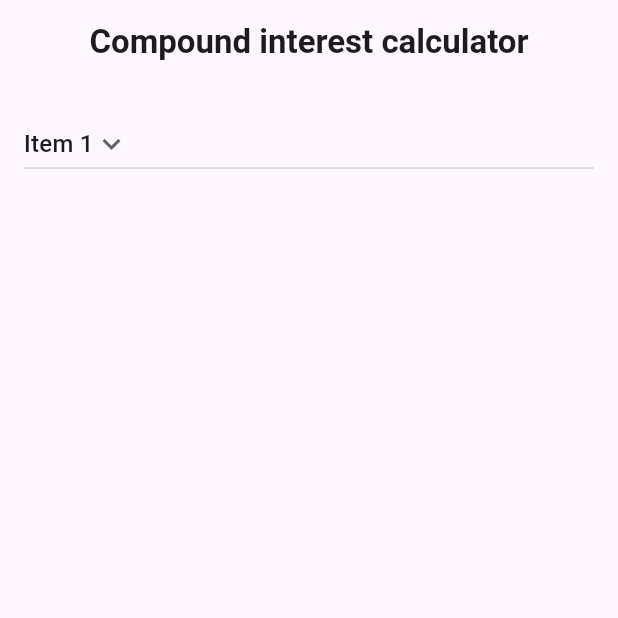
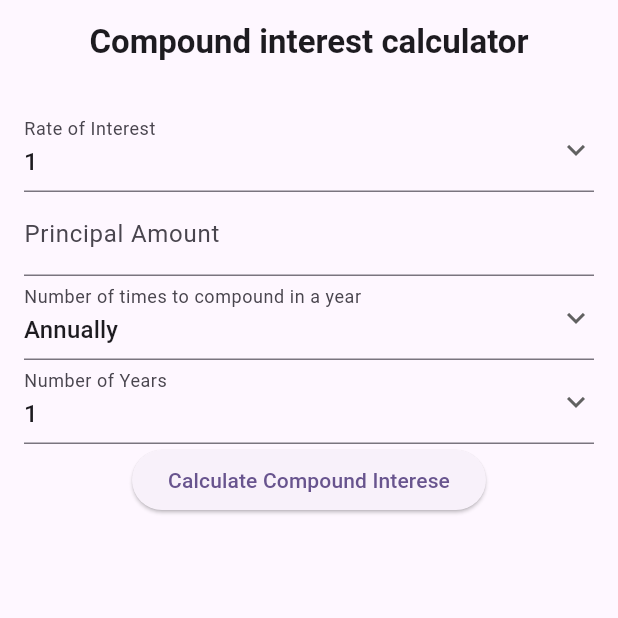
Before and after one commit to HarshadVare/compound_calculator, a Flutter app: the screen it shows after launch, on a phone screen of 412 x 824 dp, the top half of it. Run offline on Flutter 3.47's test engine with Material 3 defaults, Android fonts, the phone set to English and light mode, and no system bars.

Commit message:
minor changes

```diff
--- a/lib/main.dart
+++ b/lib/main.dart
@@ -1,4 +1,9 @@
+import 'dart:convert';
+import 'dart:math';
+
 import 'package:flutter/material.dart';
+
+import 'models/config_json_model.dart';
 
 void main() {
   runApp(const MyApp());
@@ -29,17 +34,17 @@ class HomePage extends StatefulWidget {
 }
 
 class _HomePageState extends State<HomePage> {
-  // Initial Selected Value
-  String dropdownvalue = 'Item 1';
+  String defaultRateOfInterest = "1";
+  String defaultNoOfTimeCoumoundInYear = "1";
+  String defaultNoOfYear = "1";
+  TextEditingController pamtController = TextEditingController();
+  final formKey = GlobalKey<FormState>();
+  Future<CalcData> loadJsonData() async {
+    String jsonString =
+        await DefaultAssetBundle.of(context).loadString('assets/config.json');
+    return dataFromJson(jsonString);
+  }
 
-  // List of items in our dropdown menu
-  var items = [
-    'Item 1',
-    'Item 2',
-    'Item 3',
-    'Item 4',
-    'Item 5',
-  ];
   @override
   Widget build(BuildContext context) {
     return Scaffold(
@@ -50,36 +55,150 @@ class _HomePageState extends State<HomePage> {
             style: TextStyle(fontWeight: FontWeight.bold),
           ),
         ),
-      body: SingleChildScrollView(
-        padding: const EdgeInsets.symmetric(horizontal: 16, vertical: 16),
+        body: FutureBuilder(
+            future: loadJsonData(),
+            builder: (BuildContext context, AsyncSnapshot<CalcData> snapshot) {
+              final rateOfInterest = snapshot.data?.rateOfInterest;
+              final timeToCompoundInYear = snapshot.data?.timesToCompoundYear;
+              final noOfYear = snapshot.data?.noOfYears;
+              final principalAmt = snapshot.data?.principalAmt;
+              if (!snapshot.hasData) {
+                return const Center(child: CircularProgressIndicator());
+              }
+
+              return Form(
+                key: formKey,
+                child: SingleChildScrollView(
+                  padding:
+                      const EdgeInsets.symmetric(horizontal: 16, vertical: 16),
                   child: Column(children: [
                     SizedBox(
                       width: double.infinity,
-            child: DropdownButton(
-              // Initial Value
-              value: dropdownvalue,
-
-              // Down Arrow Icon
+                      child: DropdownButtonFormField(
+                        value: defaultRateOfInterest,
                         icon: const Icon(Icons.keyboard_arrow_down),
-
-              // Array list of items
-              items: items.map((String items) {
+                        items: rateOfInterest?.options?.map((items) {
                           return DropdownMenuItem(
-                  value: items,
-                  child: Text(items),
+                            value: items.value,
+                            child: Text(items.label.toString()),
                           );
                         }).toList(),
-              // After selecting the desired option,it will
-              // change button value to selected value
                         onChanged: (String? newValue) {
                           setState(() {
-                  dropdownvalue = newValue!;
+                            defaultRateOfInterest = newValue ?? '1';
                           });
                         },
+                        decoration: InputDecoration(
+                          labelText: rateOfInterest?.labelText,
                         ),
                       ),
+                    ),
+                    TextFormField(
+                      decoration:
+                          InputDecoration(labelText: principalAmt!.hintText),
+                      keyboardType: TextInputType.number,
+                      controller: pamtController,
+                      validator: (value) {
+                        if (value!.trim().isEmpty) {
+                          return displayError(
+                              context, "Principal Amount can not be empty");
+                        } else if (defaultRateOfInterest.contains("1") ||
+                            defaultRateOfInterest.contains("2") ||
+                            defaultRateOfInterest.contains("3")) {
+                          if (int.parse(pamtController.text) > 1000) {
+                            displayError(
+                                context, principalAmt.minAmt.minErrMsg);
+                          }
+                        }
+                        return null;
+                      },
+                    ),
+                    SizedBox(
+                      width: double.infinity,
+                      child: DropdownButtonFormField(
+                        value: defaultNoOfTimeCoumoundInYear,
+                        icon: const Icon(Icons.keyboard_arrow_down),
+                        items: timeToCompoundInYear?.options?.map((items) {
+                          return DropdownMenuItem(
+                            value: items.value,
+                            child: Text(items.label.toString()),
+                          );
+                        }).toList(),
+                        onChanged: (String? newValue) {
+                          setState(() {
+                            defaultNoOfTimeCoumoundInYear = newValue ?? '2';
+                          });
+                        },
+                        decoration: InputDecoration(
+                          labelText: timeToCompoundInYear?.labelText,
+                        ),
+                      ),
+                    ),
+                    SizedBox(
+                      width: double.infinity,
+                      child: DropdownButtonFormField(
+                        value: defaultNoOfYear,
+                        icon: const Icon(Icons.keyboard_arrow_down),
+                        items: noOfYear?.options?.map((items) {
+                          return DropdownMenuItem(
+                            value: items.label,
+                            child: Text(items.value.toString()),
+                          );
+                        }).toList(),
+                        onChanged: (String? newValue) {
+                          setState(() {
+                            defaultNoOfYear = newValue ?? '2';
+                          });
+                        },
+                        decoration: InputDecoration(
+                          labelText: noOfYear?.labelText,
+                        ),
+                      ),
+                    ),
+                    ElevatedButton(
+                        onPressed: () {
+                          if (formKey.currentState!.validate()) {
+                            calculateCompoundInterest(
+                              key: formKey,
+                              principalAmount: int.parse(pamtController.text),
+                              rateOfInterest:
+                                  double.parse(defaultRateOfInterest),
+                              numberOfTimesToCompound:
+                                  int.parse(defaultNoOfTimeCoumoundInYear),
+                              numberOfYears: int.parse(defaultNoOfYear),
+                            );
+                          }
+                        },
+                        child: const Text("Calculate Compound Interese"))
                   ]),
                 ),
               );
+            }));
   }
 }
+
+double calculateCompoundInterest({
+  required int principalAmount,
+  required double rateOfInterest,
+  required int numberOfTimesToCompound,
+  required int numberOfYears,
+  required GlobalKey key,
+}) {
+  // print(rateOfInterest);
+  // print(principalAmount);
+  // print(numberOfTimesToCompound);
+  // print(numberOfYears);
+  // Calculate compound interes
+  double amount = principalAmount *
+      (1 + (rateOfInterest / (100 * numberOfTimesToCompound))) *
+      pow((1 + (rateOfInterest / (100 * numberOfTimesToCompound))),
+          (numberOfTimesToCompound * numberOfYears));
+  double compoundInterest = amount - principalAmount;
+  print("Compound Interest is : $compoundInterest");
+  return compoundInterest;
+}
+
+displayError(BuildContext context, String err) {
+  return ScaffoldMessenger.of(context)
+      .showSnackBar(SnackBar(content: Text(err)));
+}
--- a/lib/models/config_json_model.dart
+++ b/lib/models/config_json_model.dart
@@ -4,18 +4,18 @@
 
 import 'dart:convert';
 
-Data dataFromJson(String str) => Data.fromJson(json.decode(str));
+CalcData dataFromJson(String str) => CalcData.fromJson(json.decode(str));
 
-String dataToJson(Data data) => json.encode(data.toJson());
+String dataToJson(CalcData data) => json.encode(data.toJson());
 
-class Data {
+class CalcData {
   NoOfYears rateOfInterest;
   PrincipalAmt principalAmt;
   NoOfYears timesToCompoundYear;
   NoOfYears noOfYears;
   NoOfYears output;
 
-  Data({
+  CalcData({
     required this.rateOfInterest,
     required this.principalAmt,
     required this.timesToCompoundYear,
@@ -23,7 +23,7 @@ class Data {
     required this.output,
   });
 
-  factory Data.fromJson(Map<String, dynamic> json) => Data(
+  factory CalcData.fromJson(Map<String, dynamic> json) => CalcData(
         rateOfInterest: NoOfYears.fromJson(json["rate_of_interest"]),
         principalAmt: PrincipalAmt.fromJson(json["principal_amt"]),
         timesToCompoundYear: NoOfYears.fromJson(json["times_to_compound_year"]),
--- a/pubspec.yaml
+++ b/pubspec.yaml
@@ -34,6 +34,7 @@ dependencies:
   # The following adds the Cupertino Icons font to your application.
   # Use with the CupertinoIcons class for iOS style icons.
   cupertino_icons: ^1.0.2
+  flutter_bloc: ^8.1.5
 
 dev_dependencies:
   flutter_test:
```
Also changed, not shown: assets/config.json (+120 -12 lines). Lines whose indentation alone changed are shown as unchanged.
